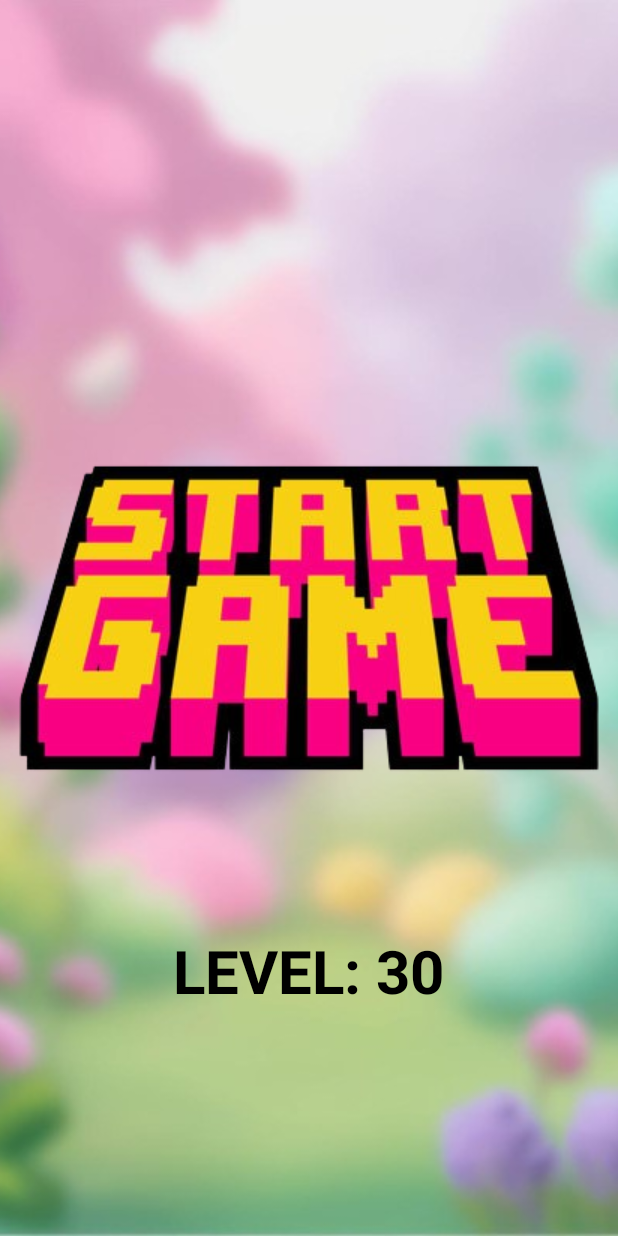
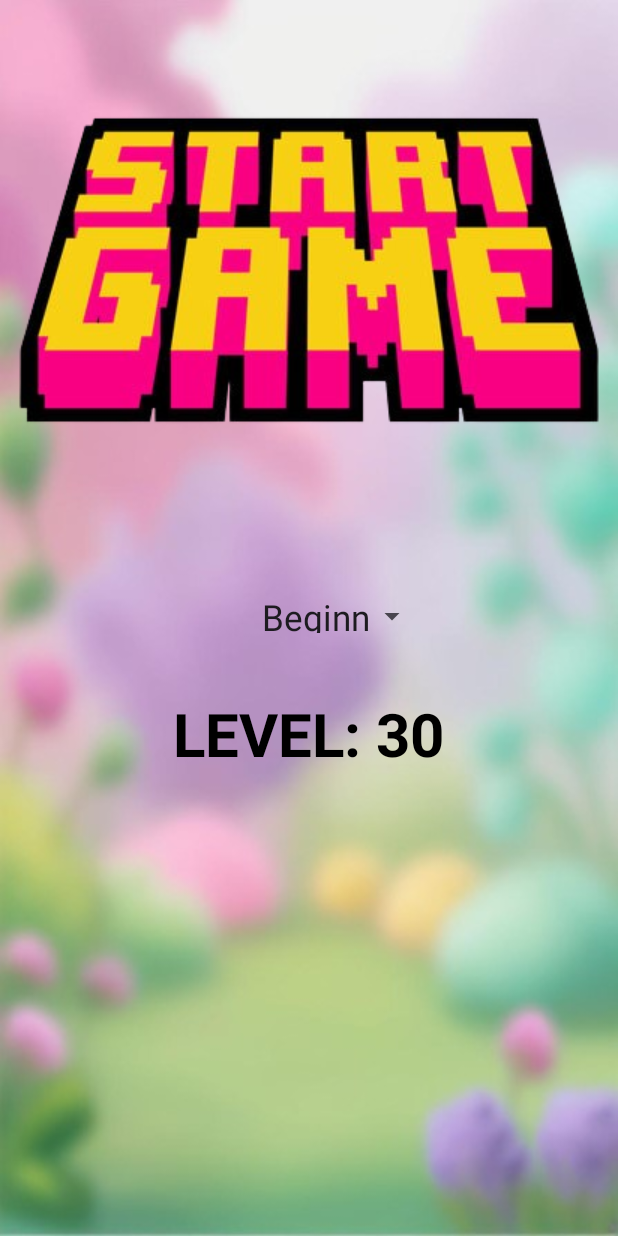
Before and after one commit to YaelOmer1/YaelLastFinal, an Android app: the screen it shows after launch (OpeningActivity), on a phone screen of 412 x 824 dp. Run offline under Robolectric (Android 15) with nearby library versions, the phone set to English and light mode, and no system bars.

Commit message:
הוספתי כפתור לבחירת רמת קושי, ושיניתי כמה דברים בcontroller בדף פתיחה ובמודל.

```diff
--- a/app/src/main/java/com/omer/yaellastfinal/Controller.java
+++ b/app/src/main/java/com/omer/yaellastfinal/Controller.java
@@ -5,7 +5,8 @@ public class Controller {
     private BallPuzzleGame ballPuzzleGame;
 
     public Controller() {
-        ballPuzzleGame = new BallPuzzleGame();
+
+        ballPuzzleGame = new BallPuzzleGame(Difficulty.EASY);
     }
 
     public void startGame() {
@@ -13,8 +14,8 @@ public class Controller {
     }
 
 
-    public boolean gameover() {
-        return ballPuzzleGame.gameOver();
-    }
+//    public boolean gameover() {
+//        return ballPuzzleGame.gameOver();
+//    }
 
 }
--- a/app/src/main/java/com/omer/yaellastfinal/Difficulty.java
+++ b/app/src/main/java/com/omer/yaellastfinal/Difficulty.java
@@ -12,6 +12,14 @@ public enum Difficulty {
     private final int numOfShuffles; // New field
 
     Difficulty(int numOfJars, int numberOfColors, int numOfShuffles) {
+
+        if (numberOfColors > numOfJars-2){
+           numberOfColors=numOfJars-2;
+        }
+        if( numberOfColors < numOfJars-2){
+            numberOfColors = numOfJars-2;
+        }
+
         this.numOfJars = numOfJars;
         this.numberOfColors = numberOfColors;
         this.numOfShuffles = numOfShuffles;
--- a/app/src/main/java/com/omer/yaellastfinal/MainActivity.java
+++ b/app/src/main/java/com/omer/yaellastfinal/MainActivity.java
@@ -44,7 +44,7 @@ public class MainActivity extends AppCompatActivity {
 
     private void startGame() {
         controller.startGame();
-        BallPuzzleGame.startGame();
+        //BallPuzzleGame.startGame();
         Difficulty level = Difficulty.EASY; //TODO
 //        \\תכנות דינאמי: שני לינארים עם ID
 //                findviewbyid לכל אחד מהמ
@@ -52,7 +52,7 @@ public class MainActivity extends AppCompatActivity {
 
     }
 
-    private void GameOver()
+    //private void GameOver()
 
 
 
--- a/app/src/main/java/com/omer/yaellastfinal/OpeningActivity.java
+++ b/app/src/main/java/com/omer/yaellastfinal/OpeningActivity.java
@@ -6,13 +6,19 @@ import android.content.Intent;
 import android.content.SharedPreferences;
 import android.os.Bundle;
 import android.view.View;
+import android.widget.AdapterView;
+import android.widget.ArrayAdapter;
 import android.widget.ImageButton;
+import android.widget.Spinner;
 import android.widget.TextView;
+import android.widget.Toast;
 
 public class OpeningActivity extends AppCompatActivity {
 
     private TextView highScoreText, levelText;
+    private Spinner spinnerDifficulty;
     public static int level = 30; // Sample level value
+
 
     @Override
     protected void onCreate(Bundle savedInstanceState) {
@@ -20,12 +26,9 @@ public class OpeningActivity extends AppCompatActivity {
         setContentView(R.layout.activity_opening);
 
         levelText = findViewById(R.id.levelText);
-
         levelText.setText("Level: " + level);
 
-
         ImageButton startGameButton = findViewById(R.id.startGameButton);
-
         startGameButton.setOnClickListener(new View.OnClickListener() {
             @Override
             public void onClick(View v) {
@@ -34,6 +37,28 @@ public class OpeningActivity extends AppCompatActivity {
             }
         });
 
+        spinnerDifficulty = findViewById(R.id.spinnerDifficulty);
+        String[] items = {"Beginner", "Easy", "Medium", "Hard", "Extreme"};
+        ArrayAdapter<String> adapter =
+             new ArrayAdapter<>(this, android.R.layout.simple_spinner_item,items);
+        adapter.setDropDownViewResource(android.R.layout.simple_spinner_dropdown_item);
+        spinnerDifficulty.setAdapter(adapter);
+
+        spinnerDifficulty.setOnItemSelectedListener(
+                new AdapterView.OnItemSelectedListener() {
+                    @Override
+                    public void onItemSelected(AdapterView<?> adapterView, View view, int i, long l) {
+                        String selected = adapterView.getItemAtPosition(i).toString();
+                        Toast.makeText(OpeningActivity.this, "SELECTED: " + selected, Toast.LENGTH_SHORT).show();
+                        TextView textView = (TextView) view;
+                        textView.setTextSize(24);
+                    }
+
+                    @Override
+                    public void onNothingSelected(AdapterView<?> adapterView) {
+
+                    }
+                });
 
         SharedPreferences preferences = getSharedPreferences("gamePrefs", MODE_PRIVATE);
         SharedPreferences.Editor editor = preferences.edit();
--- a/app/src/main/res/layout/activity_opening.xml
+++ b/app/src/main/res/layout/activity_opening.xml
@@ -1,20 +1,13 @@
 <?xml version="1.0" encoding="utf-8"?>
-<RelativeLayout xmlns:android="http://schemas.android.com/apk/res/android"
+<LinearLayout xmlns:android="http://schemas.android.com/apk/res/android"
     xmlns:app="http://schemas.android.com/apk/res-auto"
     xmlns:tools="http://schemas.android.com/tools"
     android:layout_width="match_parent"
     android:layout_height="match_parent"
     android:orientation="vertical"
+    android:background="@drawable/backgroundstart"
     tools:context=".OpeningActivity">
 
-
-    <ImageView
-        android:id="@+id/backgroundImage"
-        android:layout_width="match_parent"
-        android:layout_height="match_parent"
-        android:src="@drawable/backgroundstart"
-        android:scaleType="centerCrop"
-        android:contentDescription="Background Image" />
 
 
     <ImageButton
@@ -27,19 +20,29 @@
         android:background="@android:color/transparent" />
 
 
+    <Spinner
+        android:id="@+id/spinnerDifficulty"
+        android:layout_width="wrap_content"
+        android:layout_height="wrap_content"
+        android:layout_gravity="center_horizontal"
+        android:textColor="#D7C1C1"
+        android:padding="40dp"
+        android:textSize="40sp"
+        />
 
     <TextView
         android:id="@+id/levelText"
         android:layout_width="wrap_content"
         android:layout_height="wrap_content"
+        android:layout_alignParentBottom="true"
+        android:layout_centerHorizontal="true"
+        android:layout_marginBottom="150dp"
         android:text="Level: 1"
+        android:textAllCaps="true"
+        android:textColor="@color/black"
         android:textSize="40sp"
-        android:textColor="@color/black"
-        android:textAllCaps="true"
         android:textStyle="bold"
-        android:layout_alignParentBottom="true"
-        android:layout_marginBottom="150dp"
-        android:layout_centerHorizontal="true" />
+        android:layout_gravity="center_horizontal"/>
 
 
-</RelativeLayout>
+</LinearLayout>
```
